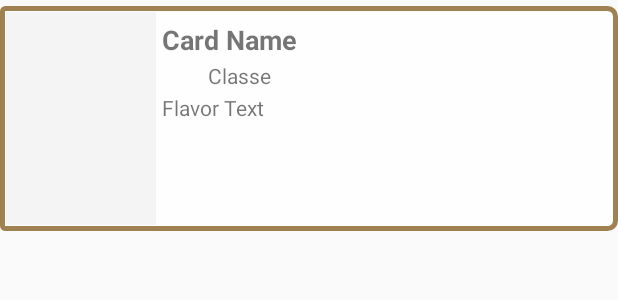
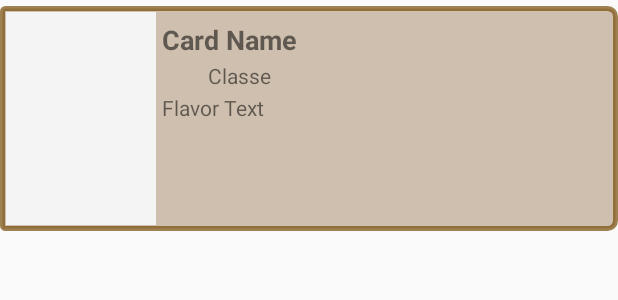
Before and after one commit to MathieuMesset/HearthCards, an Android app: the layout cards_row_item.xml on its own in the app's theme, with its tools: preview values and no code run, on a phone screen of 412 x 824 dp. Shown: the top 300 px of the screen. Run offline under Robolectric (Android 15) with nearby library versions, the phone set to English and light mode, and no system bars; network calls fail.

Commit message:
minor color adjustments

```diff
--- a/app/src/main/res/drawable/layout_item_bg.xml
+++ b/app/src/main/res/drawable/layout_item_bg.xml
@@ -1,6 +1,6 @@
 <?xml version="1.0" encoding="utf-8"?>
 <shape xmlns:android="http://schemas.android.com/apk/res/android">
-    <solid android:color="@color/TransparentWhite" />
+    <solid android:color="@color/CardRowBackground" />
     <stroke
         android:width="3dp"
         android:color="@color/colorPrimaryLight" />
--- a/app/src/main/res/values/colors.xml
+++ b/app/src/main/res/values/colors.xml
@@ -10,4 +10,5 @@
     <color name="Transparent">#00000000</color>
     <color name="TransparentWhite">#E6FFFFFF</color>
     <color name="colorPrimaryTransparent">#66462E06</color>
+    <color name="CardRowBackground">#E6CABAA7</color>
 </resources>
```
